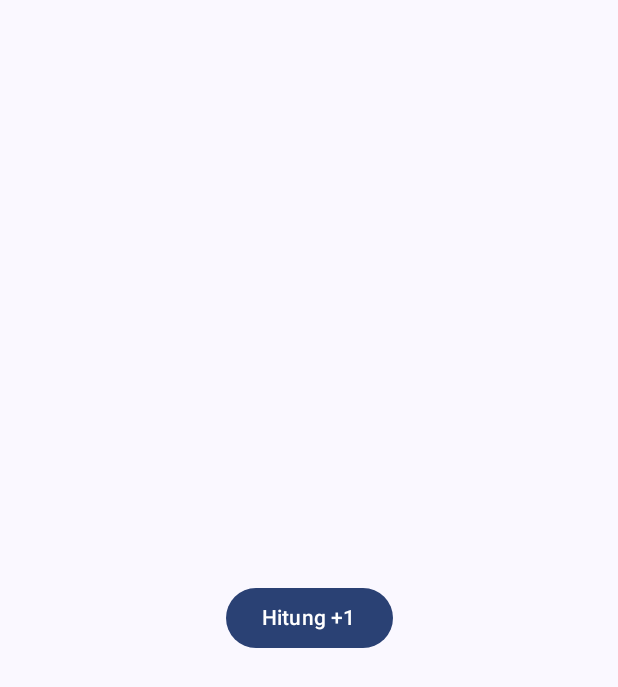
After one commit to gedeastu/Jetpack_Compose_Drill, an Android app built with Jetpack Compose: the composable CounterButton shown on its own in the app's theme, on a phone screen of 412 x 824 dp. The commit adds this screen. Shown: the top 687 px of the screen. Run offline under Robolectric (Android 15) with nearby library versions, the phone set to English and light mode, and no system bars; Roboto replaces fonts that are not available here.

Commit message:
update about counter simple for task of my campus

```diff
--- a/app/src/main/java/com/example/main/MainActivity.kt
+++ b/app/src/main/java/com/example/main/MainActivity.kt
@@ -65,6 +65,7 @@ import androidx.compose.ui.unit.sp
 import androidx.constraintlayout.compose.ConstraintLayout
 import androidx.constraintlayout.compose.ConstraintSet
 import com.example.main.bmiApp.BmiScreen
+import com.example.main.counterButton.CounterButton
 import com.example.main.squareFormula.SquareFormulaScreen
 import com.example.main.ui.theme.MainTheme
 import kotlinx.coroutines.CoroutineScope
@@ -80,7 +81,9 @@ class MainActivity : ComponentActivity() {
                 mutableStateOf("")
             }
             MainTheme {
-                SquareFormulaScreen()
+                CounterButton()
+
+                //SquareFormulaScreen()
 
                 //BmiScreen()
 
--- /dev/null
+++ b/app/src/main/java/com/example/main/counterButton/CounterButton.kt
@@ -0,0 +1,28 @@
+package com.example.main.counterButton
+
+import androidx.compose.foundation.layout.Arrangement
+import androidx.compose.foundation.layout.Column
+import androidx.compose.foundation.layout.fillMaxSize
+import androidx.compose.material3.Button
+import androidx.compose.material3.Text
+import androidx.compose.runtime.Composable
+import androidx.compose.runtime.getValue
+import androidx.compose.runtime.mutableStateOf
+import androidx.compose.runtime.remember
+import androidx.compose.runtime.setValue
+import androidx.compose.ui.Alignment
+import androidx.compose.ui.Modifier
+
+@Composable
+fun CounterButton(){
+    var number by remember {
+        mutableStateOf(0)
+    }
+    Column(verticalArrangement = Arrangement.Center, horizontalAlignment = Alignment.CenterHorizontally,modifier = Modifier.fillMaxSize()){
+        Button(onClick = {
+            number++
+        }) {
+            Text(text = "Hitung +1")
+        }
+    }
+}
```
